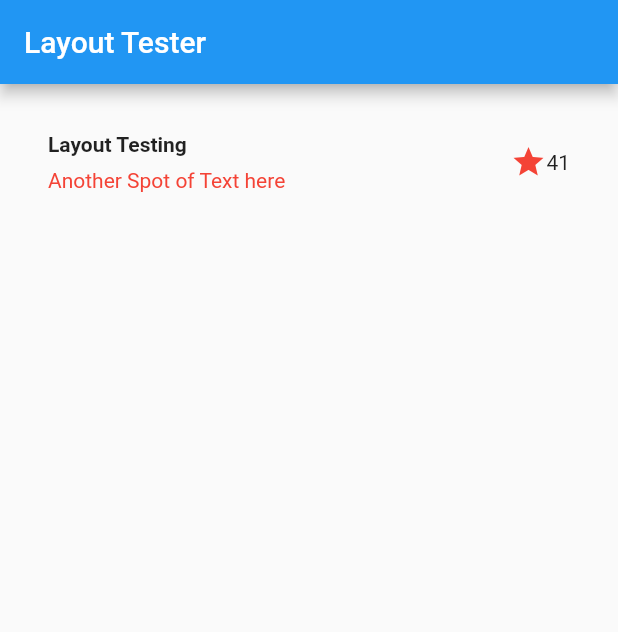
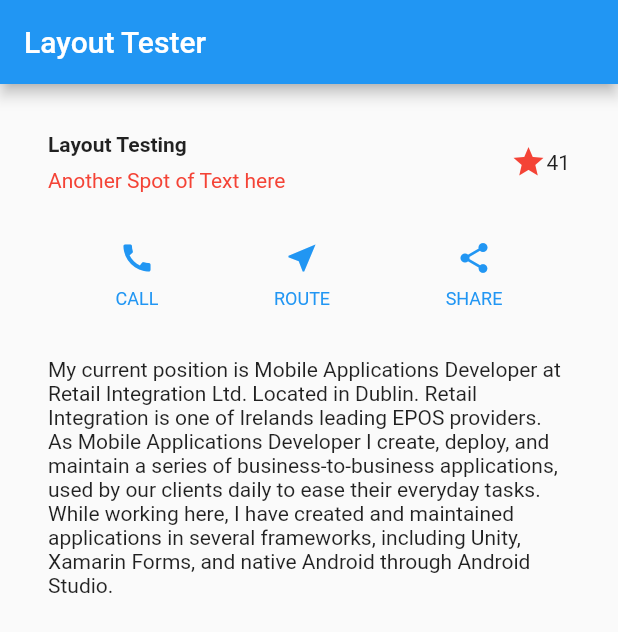
Before and after one commit to bradshaw10/FlutterLayoutTesting, a Flutter app: the screen it shows after launch, on a phone screen of 412 x 824 dp. Shown: the top 632 px of the screen. Run offline on Flutter 3.47's test engine with Material 2 defaults, Android fonts, the light colour scheme and no system bars.

Commit message:
Update main.dart

```diff
--- a/flutter_layout_testing/lib/main.dart
+++ b/flutter_layout_testing/lib/main.dart
@@ -39,6 +39,44 @@ class MyApp extends StatelessWidget {
         const Text('41'),
       ]),
     );
+    Column _buildButtonColumn(Color color, IconData icon, String label) {
+      return Column(
+        mainAxisSize: MainAxisSize.min,
+        mainAxisAlignment: MainAxisAlignment.center,
+        children: [
+          Icon(icon, color: color),
+          Container(
+            margin: const EdgeInsets.only(top: 8),
+            child: Text(
+              label,
+              style: TextStyle(
+                fontSize: 12,
+                fontWeight: FontWeight.w400,
+                color: color,
+              ),
+            ),
+          )
+        ],
+      );
+    }
+
+    Color color = Theme.of(context).primaryColor;
+
+    Widget buttonSection = Row(
+      mainAxisAlignment: MainAxisAlignment.spaceEvenly,
+      children: [
+        _buildButtonColumn(color, Icons.call, 'CALL'),
+        _buildButtonColumn(color, Icons.near_me, 'ROUTE'),
+        _buildButtonColumn(color, Icons.share, 'SHARE')
+      ],
+    );
+
+    Widget textSection = const Padding(
+        padding: EdgeInsets.all(32),
+        child: Text(
+          'My current position is Mobile Applications Developer at Retail Integration Ltd. Located in Dublin. Retail Integration is one of Irelands leading EPOS providers. As Mobile Applications Developer I create, deploy, and maintain a series of business-to-business applications, used by our clients daily to ease their everyday tasks. While working here, I have created and maintained applications in several frameworks, including Unity, Xamarin Forms, and native Android through Android Studio.',
+          softWrap: true,
+        ));
 
     return MaterialApp(
         title: 'Flutter Layout Testing',
@@ -46,7 +84,7 @@ class MyApp extends StatelessWidget {
           appBar: AppBar(
             title: const Text('Layout Tester'),
           ),
-          body: Column(children: [titleSection]),
+          body: Column(children: [titleSection, buttonSection, textSection]),
         ));
   }
 }
```
